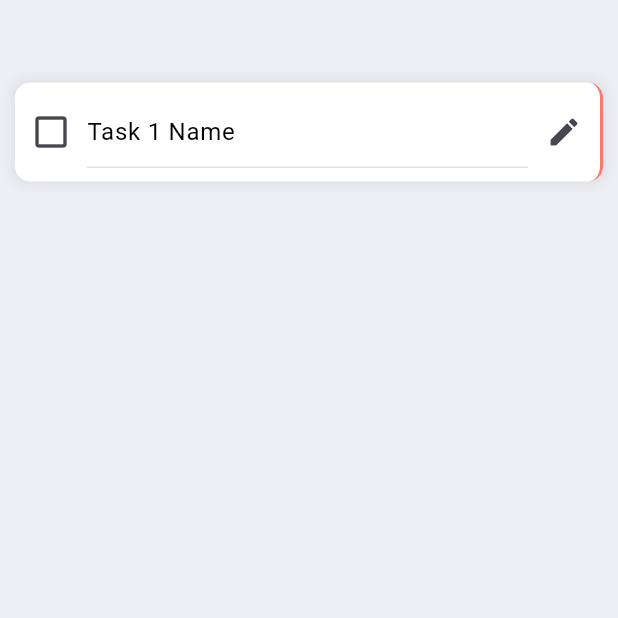
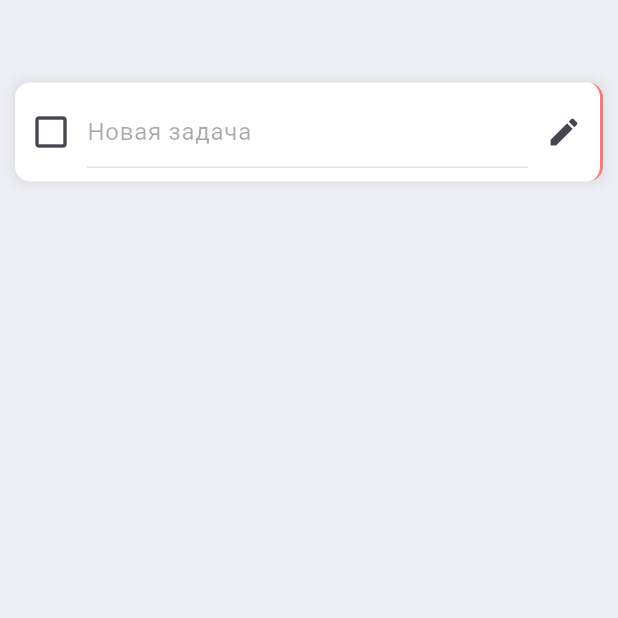
Before and after one commit to 23yaro/todoApp, a Flutter app: the screen it shows after launch, on a phone screen of 412 x 824 dp, the top half of it. Run offline on Flutter 3.47's test engine with Material 3 defaults, Android fonts, the phone set to English and light mode, and no system bars.

Commit message:
task final

```diff
--- a/lib/model/tasks.dart
+++ b/lib/model/tasks.dart
@@ -3,16 +3,12 @@ class Task {
   int id;
   bool complete;
   String? name;
-  //String? description;
   List<Task> subTasks;
-  //DateTime dateTime;
 
   Task({
     required this.id ,
     this.complete = false,
-    this.name = 'name',
-    //this.description = 'description',
+    this.name ='',
     this.subTasks = const [],
-    //required this.dateTime,
   });
 }
--- a/lib/views/Pages/home_page.dart
+++ b/lib/views/Pages/home_page.dart
@@ -39,7 +39,7 @@ class _ScrollBarState extends State<ScrollBar> {
       children: [
         ToDoWidget(
           key: UniqueKey(),
-          task: Task(id: 200, name: 'Task 1 Name'),
+          task: Task(id: 200,),
           deleteTask: (int ) {  },
         )
       ],
--- a/lib/views/items/task_widget.dart
+++ b/lib/views/items/task_widget.dart
@@ -64,6 +64,7 @@ class TaskWidget extends State<ToDoWidget> {
                 color: Colors.black,
                 fontSize: 16,
               ),
+              decoration: const InputDecoration(hintText: 'Новая задача'),
               onEditingComplete: () => _switchEditing(),
             ),
             trailing: _editButton(widget.task),
@@ -108,12 +109,12 @@ class TaskWidget extends State<ToDoWidget> {
           Text(
             textAlign: TextAlign.start,
             style: underTextStyle(),
-            'добавить подзадачу',
+            'добавить',
           ),
           Text(
             textAlign: TextAlign.end,
             style: underTextStyle(),
-            'удалить задачу',
+            'удалить',
           ),
         ],
       ),
@@ -180,8 +181,6 @@ class TaskWidget extends State<ToDoWidget> {
       //new subTask
       widget.task.subTasks.add(Task(
         id: widget.task.subTasks.isEmpty ? 0 : widget.task.subTasks.length,
-        name:
-            "new subTask${widget.task.subTasks.isEmpty ? 0 : widget.task.subTasks.length}",
       ));
     });
   }
```
Also changed, not shown: lib/views/items/sub_task_widget.dart (+18 -14 lines).
